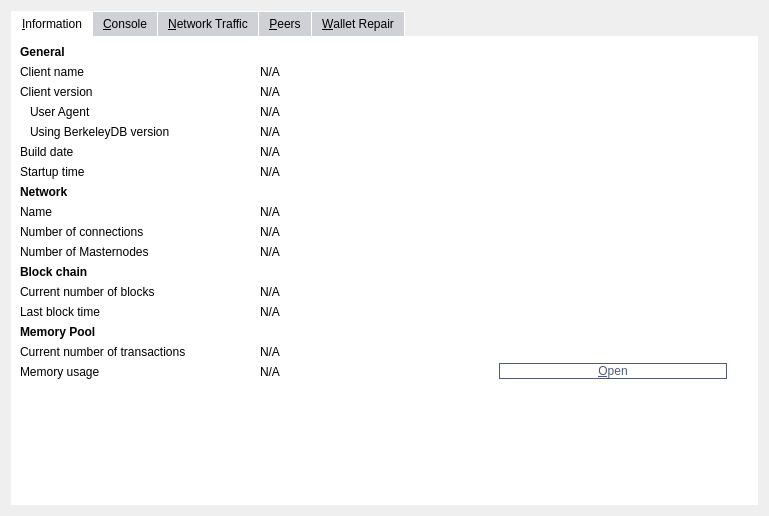
Old version of the form src/qt/forms/debugwindow.ui in the repository UlordChain/UlordChain.
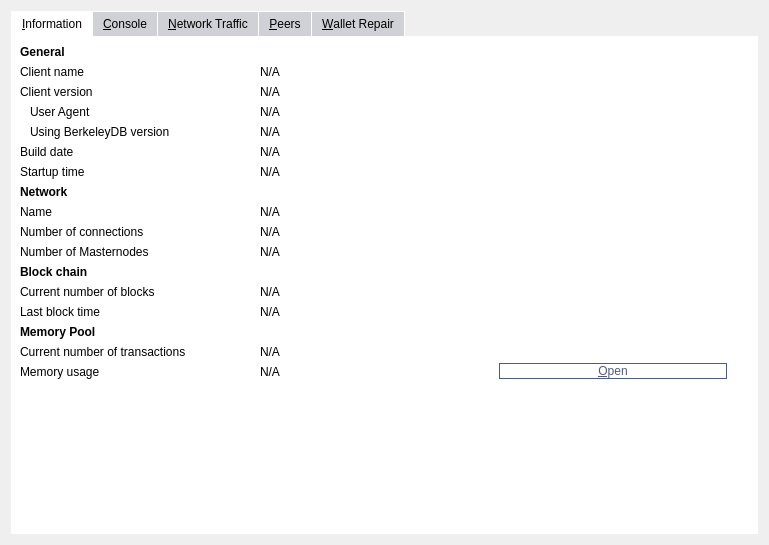
New version of the form. Icons and pictures are not drawn. Custom widgets are drawn as their Qt base class.

What changed in the file:
```diff
--- a/src/qt/forms/debugwindow.ui
+++ b/src/qt/forms/debugwindow.ui
@@ -7,7 +7,7 @@
     <x>0</x>
     <y>0</y>
     <width>769</width>
-    <height>516</height>
+    <height>545</height>
    </rect>
   </property>
   <property name="windowTitle">
```
Left out of the diff: 39 changed lines with no effect on the pictures.
